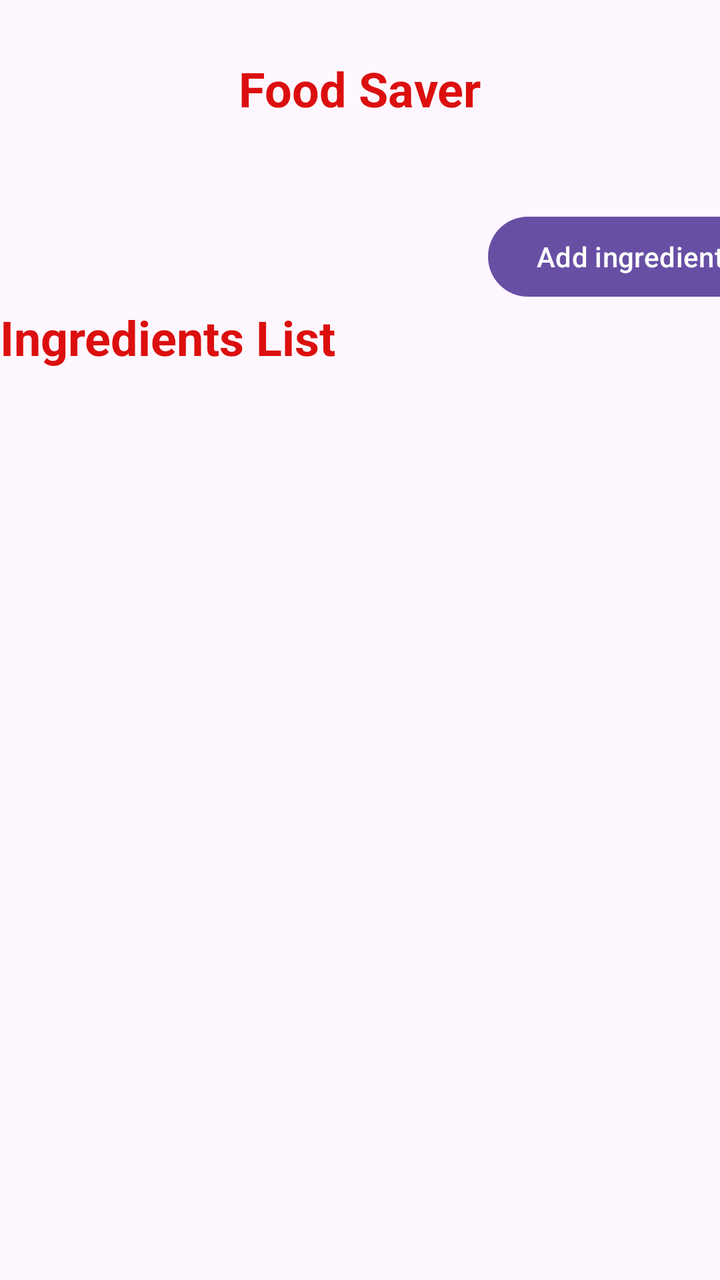
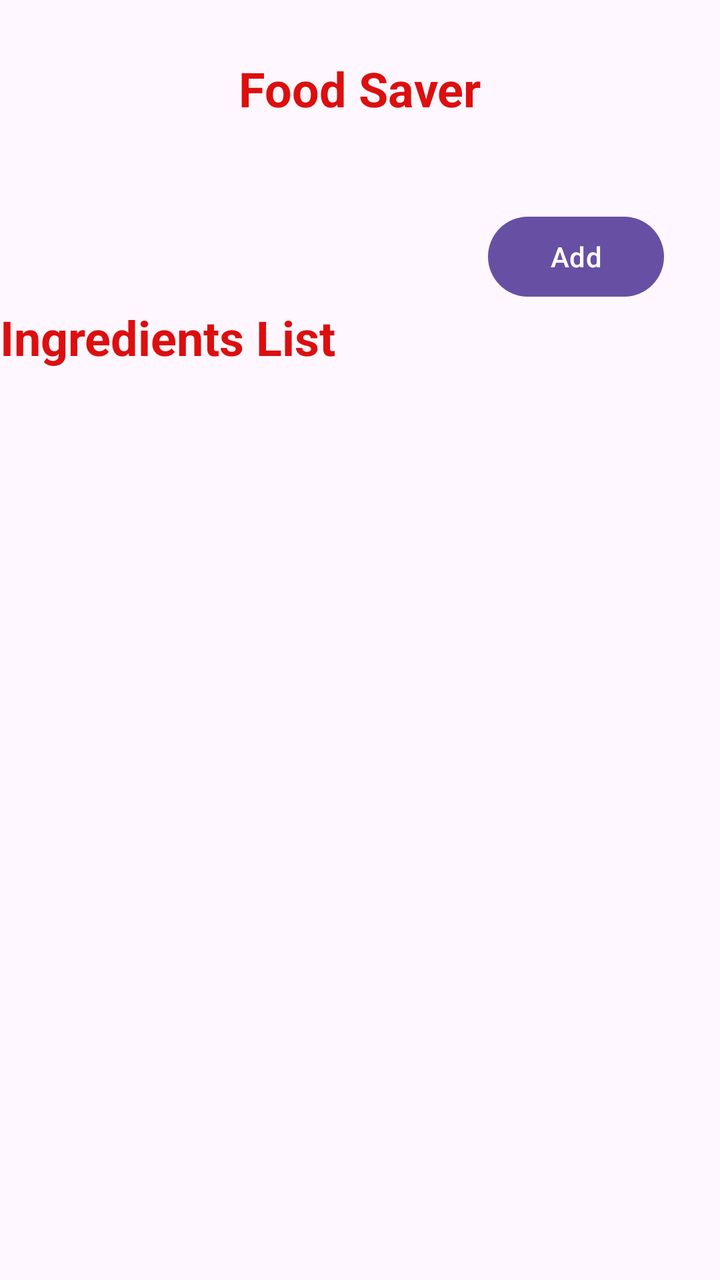

The first picture is an Android layout as it rendered before a commit; the second is the same layout after the commit. The layout source and the unified diff follow.
<!-- AndroidManifest.xml: application theme Theme.MAD700_Assignment -->
<!-- res/layout/activity_main.xml -->
<?xml version="1.0" encoding="utf-8"?>
<androidx.constraintlayout.widget.ConstraintLayout xmlns:android="http://schemas.android.com/apk/res/android"
    xmlns:app="http://schemas.android.com/apk/res-auto"
    xmlns:tools="http://schemas.android.com/tools"
    android:id="@+id/main"
    android:layout_width="match_parent"
    android:layout_height="match_parent"
    tools:context=".MainActivity">

    <TextView
        android:id="@+id/txtheader"
        android:layout_width="wrap_content"
        android:layout_height="wrap_content"
        android:layout_marginTop="28dp"
        android:text="Food Saver"
        android:textColor="#DC0F0F"
        android:textColorLink="#EF0909"
        android:textSize="24sp"
        android:textStyle="bold"
        app:layout_constraintEnd_toEndOf="parent"
        app:layout_constraintStart_toStartOf="parent"
        app:layout_constraintTop_toTopOf="parent" />

    <TextView
        android:id="@+id/txtnewingred"
        android:layout_width="wrap_content"
        android:layout_height="wrap_content"
        android:text="Ingredients List"
        android:textColor="#DC0F0F"
        android:textColorLink="#EF0909"
        android:textSize="24sp"
        android:textStyle="bold"
        app:layout_constraintTop_toBottomOf="@+id/buttonAddIngredient"
        tools:layout_editor_absoluteX="16dp" />

    <Button
        android:id="@+id/buttonAddIngredient"
        android:layout_width="wrap_content"
        android:layout_height="wrap_content"
        android:layout_marginStart="244dp"
        android:layout_marginTop="44dp"
        android:text="Add ingredients"
        app:layout_constraintStart_toStartOf="parent"
        app:layout_constraintTop_toBottomOf="@+id/txtheader" />

    <ListView
        android:id="@+id/listPantry"
        android:layout_width="0dp"
        android:layout_height="0dp"
        app:layout_constraintBottom_toBottomOf="parent"
        app:layout_constraintEnd_toEndOf="parent"
        app:layout_constraintStart_toStartOf="parent"
        app:layout_constraintTop_toBottomOf="@+id/txtnewingred" />

</androidx.constraintlayout.widget.ConstraintLayout>
<!-- resources referenced by this layout -->
<resources>
  <style name="Theme.MAD700_Assignment" parent="Base.Theme.MAD700_Assignment" />
  <style name="Base.Theme.MAD700_Assignment" parent="Theme.Material3.DayNight.NoActionBar">
          
          
      </style>
</resources>

<!-- the commit's change to res/layout/activity_main.xml (unified diff, before → after) -->
@@ -39,7 +39,7 @@
         android:layout_height="wrap_content"
         android:layout_marginStart="244dp"
         android:layout_marginTop="44dp"
-        android:text="Add ingredients"
+        android:text="Add"
         app:layout_constraintStart_toStartOf="parent"
         app:layout_constraintTop_toBottomOf="@+id/txtheader" />
 
